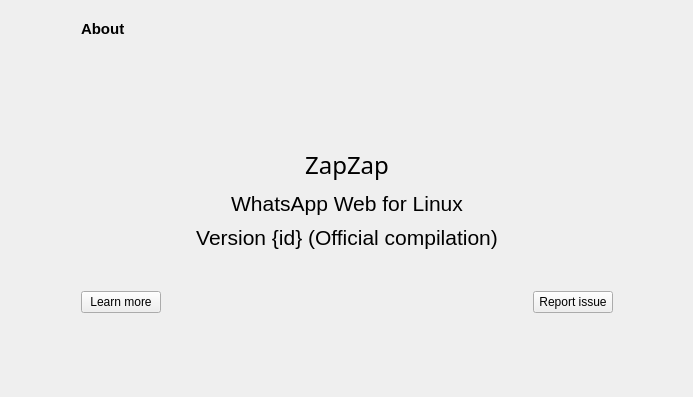
Before: the Qt Designer form zapzap/ui/ui_page_about.ui in rafatosta/zapzap, drawn with Qt 5; both pictures show x 0 to 693 and y 0 to 397 of the 693 by 620 pixel window.
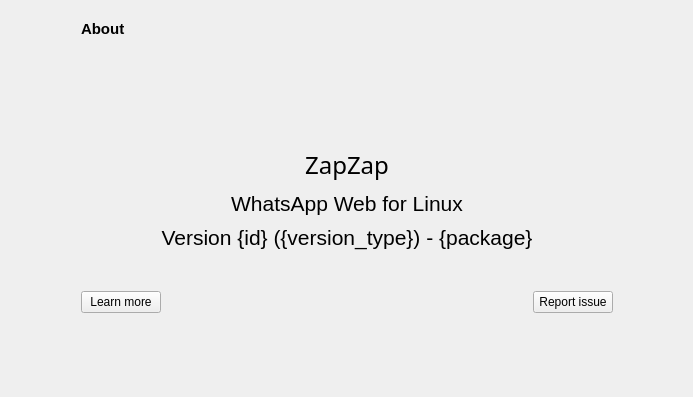
After: the same form once the commit is applied.

Commit message: Show Package Information

```diff
--- a/zapzap/ui/ui_page_about.ui
+++ b/zapzap/ui/ui_page_about.ui
@@ -85,7 +85,7 @@
              <string notr="true">font: 16pt;</string>
             </property>
             <property name="text">
-             <string>Version {id} (Official compilation)</string>
+             <string>Version {id} ({version_type}) - {package}</string>
             </property>
             <property name="alignment">
              <set>Qt::AlignmentFlag::AlignCenter</set>
```
The commit also changes 6 other files.
